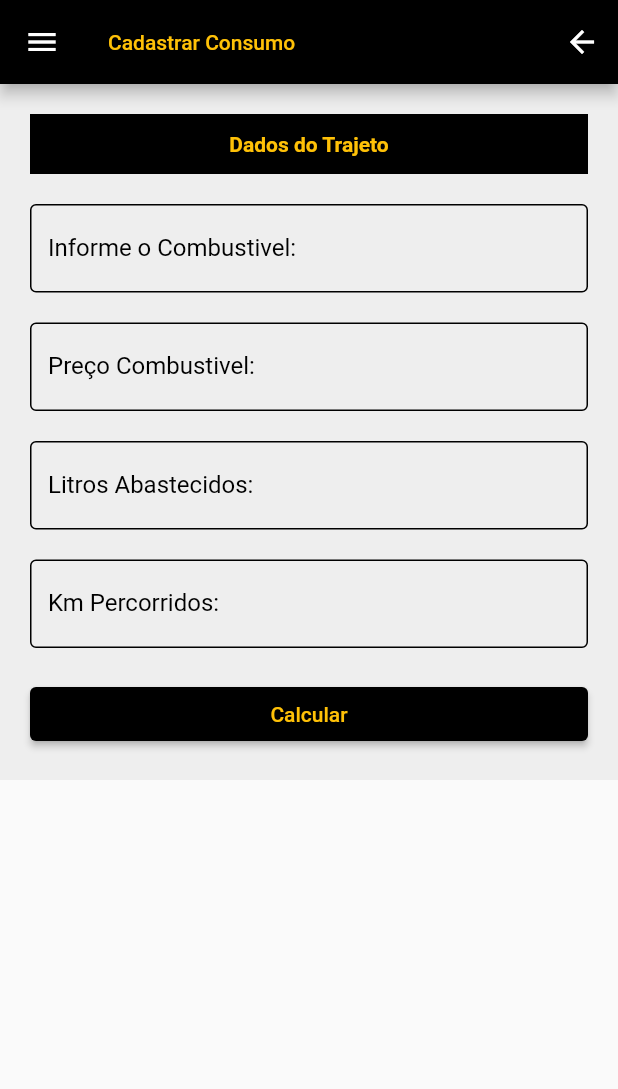
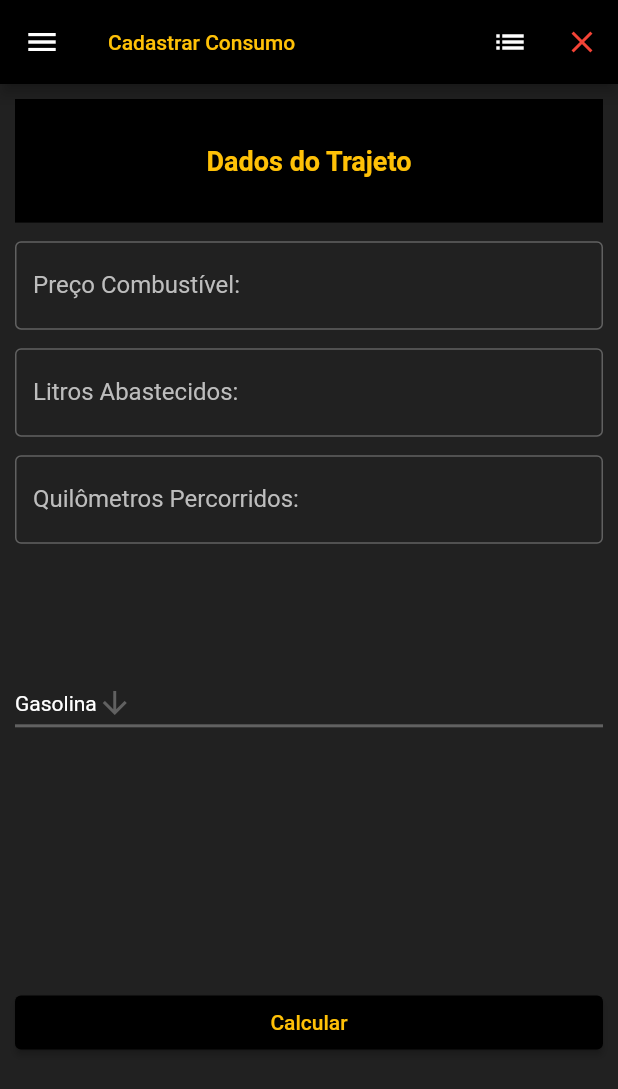
Before and after one commit to RicardoAVieira/Automotive-Utilities-at-Flutter, a Flutter app: the MediaConsumo screen opened by its route, on a phone screen of 412 x 824 dp. Shown: the top 1089 px of the screen. Run offline on Flutter 3.47's test engine with Material 2 defaults, Android fonts, the phone set to English and light mode, and no system bars; our stand-ins replace sqflite; accounts and stored records are empty.

Commit message:
Correção de: Nome,  Icones e Cores do App

```diff
--- a/lib/controller/engine_rate_controller.dart
+++ b/lib/controller/engine_rate_controller.dart
@@ -1,4 +1,4 @@
-import 'package:calculos_automotivos/models/engine_results_model.dart';
+import 'package:utilidades_automotivas/models/engine_results_model.dart';
 import '../helpers/parse_helper.dart';
 import '../models/engine_dimensions_model.dart';
 import '../Database.dart';
--- a/lib/controller/fuel_type_controller.dart
+++ b/lib/controller/fuel_type_controller.dart
@@ -1,5 +1,5 @@
-import 'package:calculos_automotivos/models/fuel_result_model.dart';
-import 'package:calculos_automotivos/models/fuel_type_model.dart';
+import 'package:utilidades_automotivas/models/fuel_result_model.dart';
+import 'package:utilidades_automotivas/models/fuel_type_model.dart';
 import '../helpers/parse_helper.dart';
 
 import '../Database.dart';
--- a/lib/dialogs/fuel_result.dart
+++ b/lib/dialogs/fuel_result.dart
@@ -16,7 +16,7 @@ class FuelResultDialog extends StatelessWidget {
           children: [
             ListTile(
               title: Text(
-                'Nome do Combustivel: ${result.name} ',
+                'Nome do Combustível: ${result.name} ',
                 style: TextStyle(
                   color: Colors.white,
                 ),
@@ -24,7 +24,7 @@ class FuelResultDialog extends StatelessWidget {
             ),
             ListTile(
               title: Text(
-                'Valor Toral da Abastecida: R\$${result.amount.toStringAsFixed(2)} ',
+                'Valor total do Abastecimento: R\$${result.amount.toStringAsFixed(2)} ',
                 style: TextStyle(
                   color: Colors.white,
                 ),
@@ -32,14 +32,20 @@ class FuelResultDialog extends StatelessWidget {
             ),
             ListTile(
               title: Text(
-                'KM/Litro: ${result.kmliter.toStringAsFixed(2)}',
+                'Quilômetros por Litro: ${result.kmliter.toStringAsFixed(2)}',
                 style: TextStyle(
                   color: Colors.white,
                 ),
               ),
             ),
             ElevatedButton(
-              child: const Text('Fechar'),
+              style: ElevatedButton.styleFrom(
+                primary: Colors.grey[900],
+              ),
+              child: const Text(
+                'Fechar',
+                style: TextStyle(color: Colors.amber),
+              ),
               onPressed: () => Navigator.pushNamed(context, '/list_fuel'),
             ),
           ],
--- /dev/null
+++ b/lib/pages/form_consumo.dart
@@ -0,0 +1,234 @@
+import 'package:utilidades_automotivas/controller/fuel_type_controller.dart';
+import 'package:utilidades_automotivas/dialogs/fuel_result.dart';
+import 'package:utilidades_automotivas/utils/menu.dart';
+import 'package:flutter/material.dart';
+import 'package:utilidades_automotivas/helpers/validtor_helper.dart';
+
+class MediaConsumo extends StatefulWidget {
+  @override
+  _MediaConsumoState createState() => _MediaConsumoState();
+}
+
+class _MediaConsumoState extends State<MediaConsumo> {
+  final _formkey = GlobalKey<FormState>();
+  final _controller = FuelTypeController();
+  String dropdownValue = 'Gasolina';
+
+  @override
+  Widget build(BuildContext context) {
+    final havaliabeHeight = MediaQuery.of(context).size.height;
+
+    return Scaffold(
+      appBar: AppBar(
+        backgroundColor: Colors.black,
+        title: const Text(
+          'Cadastrar Consumo',
+          style: TextStyle(
+            fontSize: 14,
+            color: Colors.amber,
+          ),
+        ),
+        actions: <Widget>[
+          IconButton(
+            icon: const Icon(Icons.list),
+            tooltip: 'Ver Lista de Consumos Anteriores',
+            onPressed: () {
+              Navigator.pushNamed(context, '/list_fuel');
+            },
+          ),
+          IconButton(
+            icon: const Icon(
+              Icons.close,
+              color: Colors.red,
+            ),
+            tooltip: 'Voltar para Menu inicial',
+            onPressed: () {
+              Navigator.pushNamed(context, '/');
+            },
+          )
+        ],
+      ),
+      body: Container(
+        color: Colors.black87,
+        height: havaliabeHeight,
+        padding: const EdgeInsets.all(10),
+        child: SingleChildScrollView(
+          child: _buildForm(),
+        ),
+      ),
+      drawer: menu.buildMenu(context),
+    );
+  }
+
+  Menu menu = new Menu();
+
+  _buildForm() {
+    return Form(
+      key: _formkey,
+      child: Column(
+        crossAxisAlignment: CrossAxisAlignment.stretch,
+        children: [
+          _buildHeaderText('Dados do Trajeto'),
+          _buildVerticalSpace(),
+          _buildNumberInputField(
+            'Preço Combustível: ',
+            onSaved: _controller.setFuelPrice,
+          ),
+          _buildVerticalSpace(),
+          _buildNumberInputField(
+            'Litros Abastecidos: ',
+            onSaved: _controller.setFuelLiters,
+          ),
+          _buildVerticalSpace(),
+          _buildNumberInputField(
+            'Quilômetros Percorridos: ',
+            onSaved: _controller.setKM,
+          ),
+          SizedBox(
+            height: MediaQuery.of(context).size.height * 0.10,
+          ),
+          _buildSelectField(),
+          SizedBox(
+            height: MediaQuery.of(context).size.height * 0.20,
+          ),
+          _buildCalculateButton(),
+        ],
+      ),
+    );
+  }
+
+  _buildSelectField() {
+    return DropdownButton<String>(
+      dropdownColor: Colors.grey[700],
+      focusColor: Colors.grey[400],
+      value: dropdownValue,
+      icon: Center(
+        child: const Icon(
+          Icons.arrow_downward,
+        ),
+      ),
+      iconSize: 24,
+      elevation: 26,
+      style: TextStyle(
+        color: Colors.white,
+      ),
+      underline: Container(
+        height: 2,
+        color: Colors.grey[700],
+      ),
+      onChanged: (String newValue) {
+        setState(() {
+          dropdownValue = newValue;
+          _controller.setFuelName(dropdownValue);
+        });
+      },
+      items: <String>[
+        'Gasolina',
+        'Álcool',
+        'Diesel',
+      ].map<DropdownMenuItem<String>>((String value) {
+        return DropdownMenuItem<String>(
+          value: value,
+          child: Center(
+            child: Text(
+              value,
+              style: TextStyle(
+                color: Colors.white,
+              ),
+            ),
+          ),
+        );
+      }).toList(),
+    );
+  }
+
+  _buildNumberInputField(String label, {Function(String) onSaved}) {
+    return TextFormField(
+      style: TextStyle(color: Colors.white),
+      onSaved: onSaved,
+      decoration: InputDecoration(
+        border: OutlineInputBorder(
+          borderSide: BorderSide(
+            color: Colors.amber,
+          ),
+        ),
+        focusedBorder: OutlineInputBorder(
+          borderRadius: BorderRadius.all(Radius.circular(4)),
+          borderSide: BorderSide(width: 1, color: Colors.amber[200]),
+        ),
+        enabledBorder: OutlineInputBorder(
+          borderRadius: BorderRadius.all(Radius.circular(4)),
+          borderSide: BorderSide(width: 1, color: Colors.grey[700]),
+        ),
+        labelStyle: TextStyle(
+          color: Colors.grey[400],
+        ),
+        labelText: label,
+      ),
+      validator: ValidatorHelper.isValidText,
+      keyboardType: TextInputType.number,
+    );
+  }
+
+  _buildCalculateButton() {
+    return Container(
+      child: ElevatedButton(
+        style: ButtonStyle(
+            backgroundColor: MaterialStateProperty.all<Color>(Colors.black)),
+        child: const Text(
+          'Calcular',
+          style: TextStyle(
+            color: Colors.amber,
+          ),
+        ),
+        onPressed: _calculate,
+      ),
+    );
+  }
+
+  _buildHeaderText(String label) {
+    return Container(
+      color: Colors.black,
+      height: MediaQuery.of(context).size.height * .10,
+      child: Center(
+        child: Text(
+          label,
+          style: TextStyle(
+            fontSize: 18 * MediaQuery.of(context).textScaleFactor,
+            color: Colors.amber,
+            fontWeight: FontWeight.bold,
+          ),
+        ),
+      ),
+    );
+  }
+
+  _buildVerticalSpace() {
+    return SizedBox(
+      height: MediaQuery.of(context).size.height * 0.015,
+    );
+  }
+
+  void _calculate() {
+    if (_formkey.currentState.validate()) {
+      _formkey.currentState.save();
+      _validaCombustivel() {
+        if (_controller.fuel.name == null || _controller.fuel.name == '') {
+          _controller.fuel.name = 'Gasolina';
+          final result = _controller.calculatePrice();
+          return result;
+        } else {
+          final result = _controller.calculatePrice();
+          return result;
+        }
+      }
+
+      final result = _validaCombustivel();
+
+      showDialog(
+        context: context,
+        builder: (context) => FuelResultDialog(result),
+      );
+    }
+  }
+}
--- a/lib/pages/media_consumo.dart
+++ /dev/null
@@ -1,188 +0,0 @@
-import 'package:calculos_automotivos/controller/fuel_type_controller.dart';
-import 'package:calculos_automotivos/dialogs/fuel_result.dart';
-import 'package:calculos_automotivos/utils/menu.dart';
-import 'package:flutter/material.dart';
-import 'package:calculos_automotivos/helpers/validtor_helper.dart';
-
-class MediaConsumo extends StatefulWidget {
-  @override
-  _MediaConsumoState createState() => _MediaConsumoState();
-}
-
-class _MediaConsumoState extends State<MediaConsumo> {
-  final _formkey = GlobalKey<FormState>();
-  final _controller = FuelTypeController();
-
-  @override
-  Widget build(BuildContext context) {
-    return Scaffold(
-      appBar: AppBar(
-        backgroundColor: Colors.black,
-        title: const Text(
-          'Cadastrar Consumo',
-          style: TextStyle(
-            fontSize: 14,
-            color: Colors.amber,
-          ),
-        ),
-        actions: <Widget>[
-          IconButton(
-            icon: const Icon(Icons.arrow_back),
-            tooltip: 'Return',
-            onPressed: () {
-              Navigator.pop(context);
-            },
-          )
-        ],
-      ),
-      body: SingleChildScrollView(
-        child: Container(
-          color: Colors.grey[200],
-          padding: const EdgeInsets.all(20),
-          child: _buildForm(),
-        ),
-      ),
-      drawer: menu.buildMenu(context),
-    );
-  }
-
-  Menu menu = new Menu();
-
-  _buildForm() {
-    return Form(
-      key: _formkey,
-      child: Column(
-        crossAxisAlignment: CrossAxisAlignment.stretch,
-        children: [
-          _buildHeaderText('Dados do Trajeto'),
-          _buildVerticalSpace(),
-          _buildTextInputField(
-            'Informe o Combustivel:',
-            onSaved: _controller.setFuelName,
-          ),
-          _buildVerticalSpace(),
-          _buildNumberInputField(
-            'Preço Combustivel: ',
-            onSaved: _controller.setFuelPrice,
-          ),
-          _buildVerticalSpace(),
-          _buildNumberInputField(
-            'Litros Abastecidos: ',
-            onSaved: _controller.setFuelLiters,
-          ),
-          _buildVerticalSpace(),
-          _buildNumberInputField(
-            'Km Percorridos: ',
-            onSaved: _controller.setKM,
-          ),
-          _buildVerticalSpace(),
-          _buildCalculateButton(),
-        ],
-      ),
-    );
-  }
-
-  _buildNumberInputField(String label, {Function(String) onSaved}) {
-    return TextFormField(
-      onSaved: onSaved,
-      decoration: InputDecoration(
-        fillColor: Colors.black,
-        border: OutlineInputBorder(
-          borderSide: BorderSide(
-            color: Colors.amber,
-          ),
-        ),
-        focusedBorder: OutlineInputBorder(
-          borderRadius: BorderRadius.all(Radius.circular(4)),
-          borderSide: BorderSide(width: 1, color: Colors.amber[600]),
-        ),
-        enabledBorder: OutlineInputBorder(
-          borderRadius: BorderRadius.all(Radius.circular(4)),
-          borderSide: BorderSide(width: 1, color: Colors.black),
-        ),
-        labelStyle: TextStyle(
-          color: Colors.black,
-        ),
-        labelText: label,
-      ),
-      validator: ValidatorHelper.isValidText,
-      keyboardType: TextInputType.number,
-    );
-  }
-
-  _buildTextInputField(String label, {Function(String) onSaved}) {
-    return TextFormField(
-      onSaved: onSaved,
-      decoration: InputDecoration(
-        fillColor: Colors.black,
-        border: OutlineInputBorder(
-          borderSide: BorderSide(
-            color: Colors.amber,
-          ),
-        ),
-        focusedBorder: OutlineInputBorder(
-          borderRadius: BorderRadius.all(Radius.circular(4)),
-          borderSide: BorderSide(width: 1, color: Colors.amber[600]),
-        ),
-        enabledBorder: OutlineInputBorder(
-          borderRadius: BorderRadius.all(Radius.circular(4)),
-          borderSide: BorderSide(width: 1, color: Colors.black),
-        ),
-        labelStyle: TextStyle(
-          color: Colors.black,
-        ),
-        labelText: label,
-      ),
-      validator: ValidatorHelper.isValidText,
-      keyboardType: TextInputType.text,
-    );
-  }
-
-  _buildCalculateButton() {
-    return ElevatedButton(
-      style: ButtonStyle(
-          backgroundColor: MaterialStateProperty.all<Color>(Colors.black)),
-      child: const Text(
-        'Calcular',
-        style: TextStyle(
-          color: Colors.amber,
-        ),
-      ),
-      onPressed: _calculate,
-    );
-  }
-
-  _buildHeaderText(String label) {
-    return Container(
-      color: Colors.black,
-      height: 40,
-      child: Center(
-        child: Text(
-          label,
-          style: TextStyle(
-            color: Colors.amber,
-            fontWeight: FontWeight.bold,
-          ),
-        ),
-      ),
-    );
-  }
-
-  _buildVerticalSpace({double height = 20.0}) {
-    return SizedBox(
-      height: height,
-    );
-  }
-
-  void _calculate() {
-    if (_formkey.currentState.validate()) {
-      _formkey.currentState.save();
-      final result = _controller.calculatePrice();
-
-      showDialog(
-        context: context,
-        builder: (context) => FuelResultDialog(result),
-      );
-    }
-  }
-}
--- a/lib/utils/menu.dart
+++ b/lib/utils/menu.dart
@@ -6,25 +6,33 @@ class Menu {
       child: ListView(
         padding: EdgeInsets.zero,
         children: <Widget>[
-          DrawerHeader(
+          Container(
+            decoration: BoxDecoration(color: Colors.grey[900]),
+            child: DrawerHeader(
               child: Text(
-              'Calculadora Automotiva',
+                'Utilidades Automotivas',
                 style: TextStyle(
-                letterSpacing: 5,
+                  letterSpacing: 2,
                   color: Colors.amber,
-                fontSize: 24,
+                  fontSize: 30 * MediaQuery.of(context).textScaleFactor,
                 ),
               ),
               decoration: BoxDecoration(
                 color: Colors.black,
               ),
             ),
+          ),
+          Container(
+            decoration: BoxDecoration(color: Colors.grey[900]),
+            height: MediaQuery.of(context).size.height * 0.90,
+            child: Column(
+              children: [
                 ListTile(
                   tileColor: Colors.black,
-            contentPadding: EdgeInsets.all(5),
                   title: Text(
-              'Home',
+                    'Início',
                     style: TextStyle(
+                      fontSize: 18 * MediaQuery.of(context).textScaleFactor,
                       color: Colors.amber,
                     ),
                   ),
@@ -36,14 +44,14 @@ class Menu {
                   },
                 ),
                 SizedBox(
-            height: 4,
+                  height: MediaQuery.of(context).size.height * 0.01,
                 ),
                 ListTile(
-            contentPadding: EdgeInsets.all(5),
                   tileColor: Colors.black,
                   title: Text(
                     'Taxa de Compressão',
                     style: TextStyle(
+                      fontSize: 18 * MediaQuery.of(context).textScaleFactor,
                       color: Colors.amber,
                     ),
                   ),
@@ -51,18 +59,18 @@ class Menu {
                     // Update the state of the app
                     // ...
                     // Then close the drawer
-              Navigator.pushNamed(context, '/list_engine');
+                    Navigator.pushNamed(context, '/taxa');
                   },
                 ),
                 SizedBox(
-            height: 4,
+                  height: MediaQuery.of(context).size.height * 0.01,
                 ),
                 ListTile(
-            contentPadding: EdgeInsets.all(5),
                   tileColor: Colors.black,
                   title: Text(
-              'Km Por Litro',
+                    'Quilômetros Por Litro',
                     style: TextStyle(
+                      fontSize: 18 * MediaQuery.of(context).textScaleFactor,
                       color: Colors.amber,
                     ),
                   ),
@@ -70,15 +78,17 @@ class Menu {
                     // Update the state of the app
                     // ...
                     // Then close the drawer
-              Navigator.pushNamed(context, '/list_fuel');
+                    Navigator.pushNamed(context, '/consumo');
                   },
                 ),
                 SizedBox(
-            height: 4,
+                  height: MediaQuery.of(context).size.height * 0.245,
                 ),
                 ListTile(
                   tileColor: Colors.black,
-            contentPadding: EdgeInsets.all(5),
+                  contentPadding: EdgeInsets.all(
+                    MediaQuery.of(context).size.height * 0.10,
+                  ),
                   title: Icon(
                     Icons.arrow_back,
                     color: Colors.amber,
@@ -92,6 +102,9 @@ class Menu {
                 ),
               ],
             ),
+          ),
+        ],
+      ),
     );
   }
 }
--- a/pubspec.yaml
+++ b/pubspec.yaml
@@ -1,5 +1,5 @@
-name: calculos_automotivos
-description: A new Flutter project.
+name: utilidades_automotivas
+description: Aplicativo focado na realização de calculos de cilindrada e taxa de compressão de motores.
 
 # The following line prevents the package from being accidentally published to
 # pub.dev using `pub publish`. This is preferred for private packages.
@@ -42,7 +42,7 @@ flutter_icons:
   android: true
   ios : true
   image_path: "dev_assets/calc.png"
-  adaptive_icon_background: "#191919"
+  adaptive_icon_background: "#ff6f00"
   adaptive_icon_foreground: "dev_assets/calc-adaptive.png"
 
 
```
Also changed, not shown: lib/dialogs/result_card.dart (+8 -2 lines), lib/main.dart (+8 -7 lines), lib/pages/form_rate.dart (+55 -44 lines), lib/pages/home.dart (+48 -14 lines), lib/pages/list_consumo.dart (+18 -7 lines), lib/pages/list_rate.dart (+16 -5 lines), lib/assets/img/logo.jpg, lib/assets/img/motor.png (added), pubspec.lock, 24 other files. Lines whose indentation alone changed are shown as unchanged.
